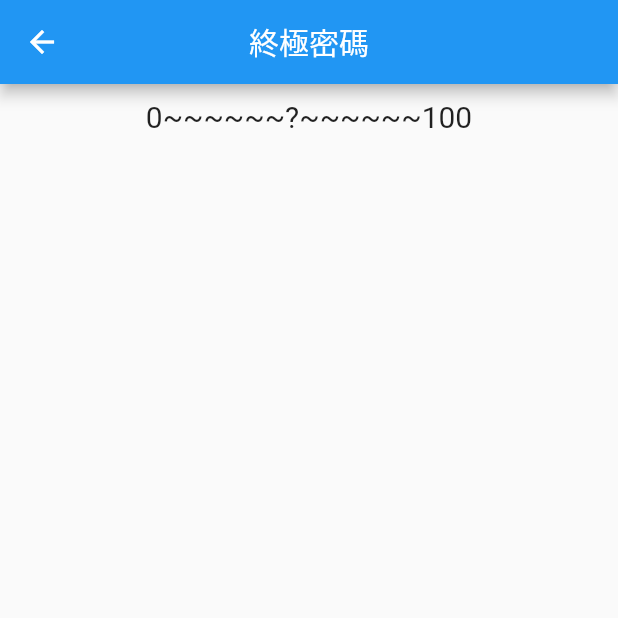
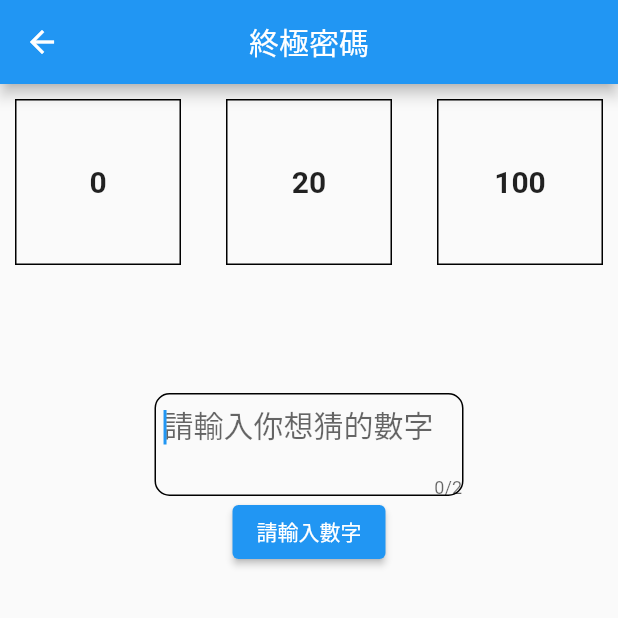
Before and after one commit to ramars250/flutter_finger_guessing, a Flutter app: the GuessNumber screen opened by its route, on a phone screen of 412 x 824 dp, the top half of it. Run offline on Flutter 3.47's test engine with Material 2 defaults, Android fonts, the phone set to English and light mode, and no system bars.

Commit message:
猜數字做一半

```diff
--- a/lib/guess_number.dart
+++ b/lib/guess_number.dart
@@ -1,3 +1,5 @@
+import 'dart:math';
+
 import 'package:flutter/material.dart';
 
 class GuessNumber extends StatefulWidget {
@@ -8,6 +10,52 @@ class GuessNumber extends StatefulWidget {
 }
 
 class _GuessNumberState extends State<GuessNumber> {
+  //隨機數變數
+  int randomNumber = Random().nextInt(100);
+
+  //輸入值變數
+  TextEditingController inputNumber = TextEditingController();
+
+  //獲取輸入值變數
+  int guessNumber = 0;
+
+  //左邊的數字變數
+  int smallNumber = 0;
+
+  //右邊的數字變數
+  int bigNumber = 100;
+  //獲取輸入值
+  String getInput = '';
+
+  //檢查數字函數
+  void checkingNumber() {
+    guessNumber = int.parse(getInput);
+    setState(() {
+      if (guessNumber < randomNumber) {
+        smallNumber = guessNumber;
+      } else {
+        bigNumber = guessNumber;
+      }
+    });
+  }
+
+  //焦點變化
+  FocusNode focusNode = FocusNode();
+  @override
+  void initState() {
+    super.initState();
+    inputNumber.addListener(() {
+      setState(() {
+        getInput = inputNumber.text;
+      });
+    });
+  }
+  @override
+  void dispose() {
+    inputNumber.dispose();
+    super.dispose();
+  }
+
   @override
   Widget build(BuildContext context) {
     return Scaffold(
@@ -17,25 +65,81 @@ class _GuessNumberState extends State<GuessNumber> {
       ),
       body: Column(
         children: [
-          Padding(
-            padding: const EdgeInsets.all(10.0),
-            child: Row(
-              mainAxisAlignment: MainAxisAlignment.center,
-              children: const [
-                Text(
-                  '0~~~~~~',
-                  style: TextStyle(fontSize: 20),
+          Row(
+            children: [
+              Container(
+                width: MediaQuery.of(context).size.width,
+                height: MediaQuery.of(context).size.height / 4,
+                child: GridView.count(
+                  padding: const EdgeInsets.all(10),
+                  crossAxisCount: 3,
+                  crossAxisSpacing: 30,
+                  children: [
+                    Container(
+                      decoration: BoxDecoration(border: Border.all()),
+                      alignment: Alignment.center,
+                      child: Text(
+                        '$smallNumber',
+                        style: const TextStyle(
+                            fontSize: 20, fontWeight: FontWeight.bold),
+                      ),
+                    ),
+                    Container(
+                      decoration: BoxDecoration(border: Border.all()),
+                      alignment: Alignment.center,
+                      child: Text(
+                        '$randomNumber',
+                        style: const TextStyle(
+                            fontSize: 20, fontWeight: FontWeight.bold),
+                      ),
+                    ),
+                    Container(
+                      decoration: BoxDecoration(border: Border.all()),
+                      alignment: Alignment.center,
+                      child: Text(
+                        '$bigNumber',
+                        style: const TextStyle(
+                            fontSize: 20, fontWeight: FontWeight.bold),
+                      ),
+                    ),
+                  ],
                 ),
-                Text(
-                  '?~~~~~~',
-                  style: TextStyle(fontSize: 20),
-                ),
-                Text(
-                  '100',
-                  style: TextStyle(fontSize: 20),
-                ),
-              ],
+              ),
+            ],
+          ),
+          Container(
+            padding: const EdgeInsets.only(left: 5.0),
+            height: MediaQuery.of(context).size.height / 12,
+            width: MediaQuery.of(context).size.width / 2,
+            alignment: Alignment.center,
+            decoration: BoxDecoration(
+              border: Border.all(),
+              borderRadius: BorderRadius.circular(10.0),
             ),
+            child: TextField(
+              keyboardType: TextInputType.number,
+              maxLength: 2,
+              controller: inputNumber,
+              autofocus: true,
+              focusNode: focusNode,
+              style: const TextStyle(fontSize: 20),
+              decoration: const InputDecoration(
+                hintStyle: TextStyle(fontSize: 20),
+                hintText: '請輸入你想猜的數字',
+                border: InputBorder.none,
+              ),
+            ),
+          ),
+          inputNumber.text != '' ? ElevatedButton(
+            onPressed: () {
+              focusNode.unfocus();
+              checkingNumber();
+              getInput = '';
+            },
+            child: Text('確定'),
+          ) : ElevatedButton(
+            onPressed: () {},
+            child: Text('請輸入數字'),
           ),
         ],
       ),
```
